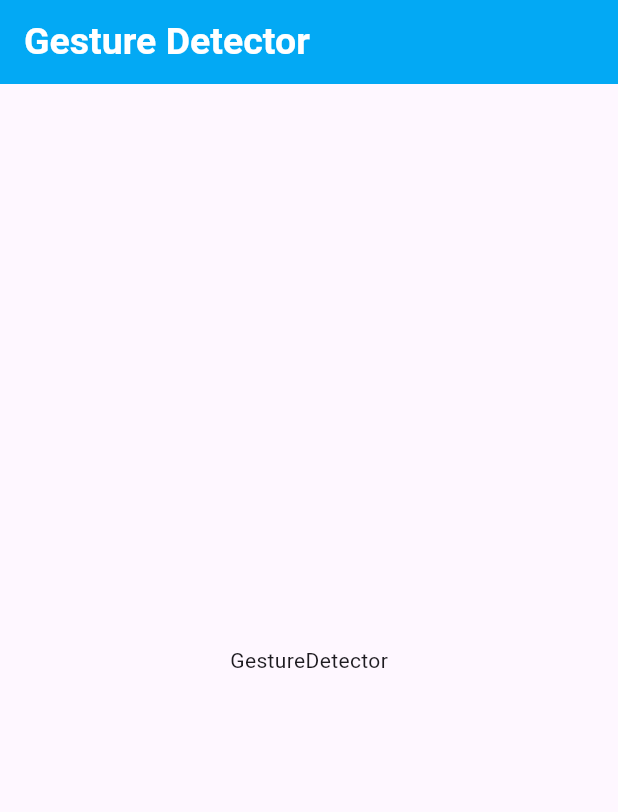
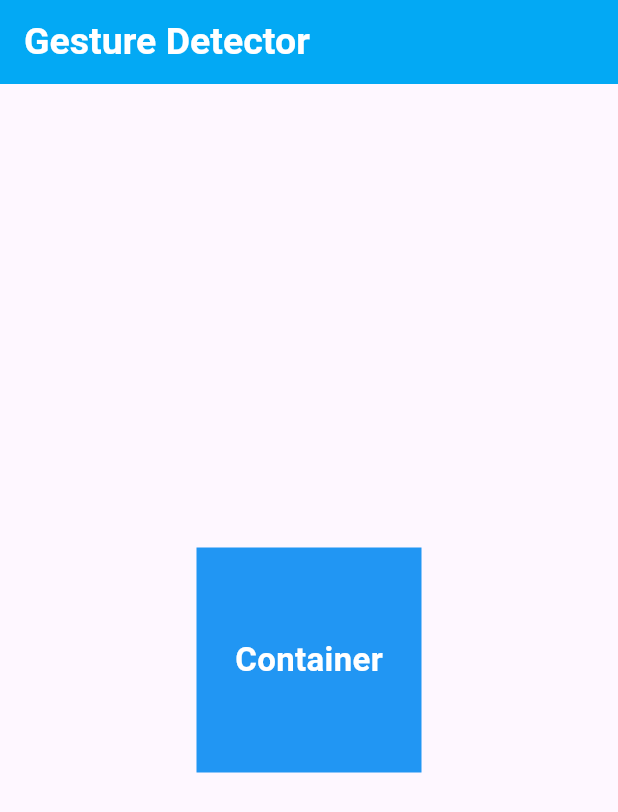
Before and after one commit to alhasann351/gesture_detector, a Flutter app: the screen it shows after launch, on a phone screen of 412 x 824 dp. Shown: the top 812 px of the screen. Run offline on Flutter 3.47's test engine with Material 3 defaults, Android fonts, the phone set to English and light mode, and no system bars.

Commit message:
gesture detector added

```diff
--- a/lib/main.dart
+++ b/lib/main.dart
@@ -1,4 +1,5 @@
 import 'package:flutter/material.dart';
+import 'package:flutter/widgets.dart';
 
 void main() {
   runApp(const MyApp());
@@ -42,8 +43,38 @@ class _MyHomePageState extends State<MyHomePage> {
           ),
         ),
       ),
-      body: const Center(
-        child: Text('GestureDetector'),
+      body: Center(
+        child: GestureDetector(
+          onTap: (){
+            print('On Tab Click');
+          },
+          onLongPress: (){
+            print('On Long Press Click');
+          },
+          onTapDown: (_){
+            print('On Tab Down Click');
+          },
+          onDoubleTap: (){
+            print('On Double Tab Click');
+          },
+          onTapUp: (_){
+            print('On Tab Up Click');
+          },
+          child: Container(
+            height: 150,
+            width: 150,
+            alignment: Alignment.center,
+            color: Colors.blue,
+            child: const Text(
+              'Container',
+              style: TextStyle(
+                fontWeight: FontWeight.bold,
+                fontSize: 22,
+                color: Colors.white,
+              ),
+            ),
+          ),
+        ),
       ),
     );
   }
```
